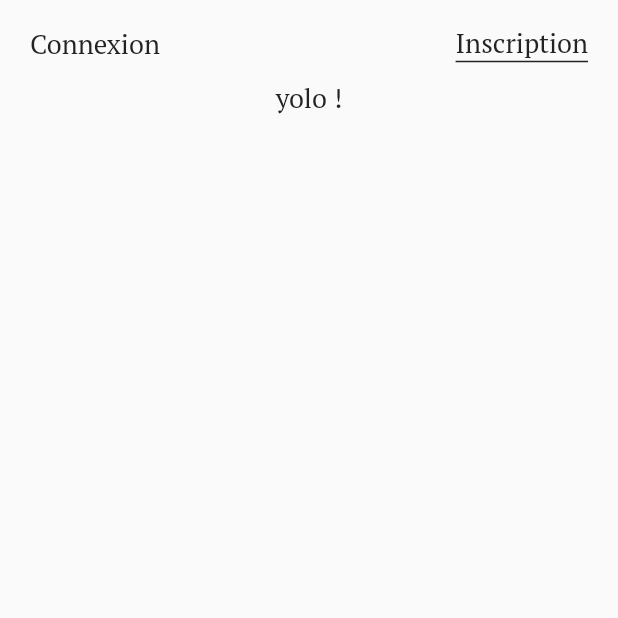
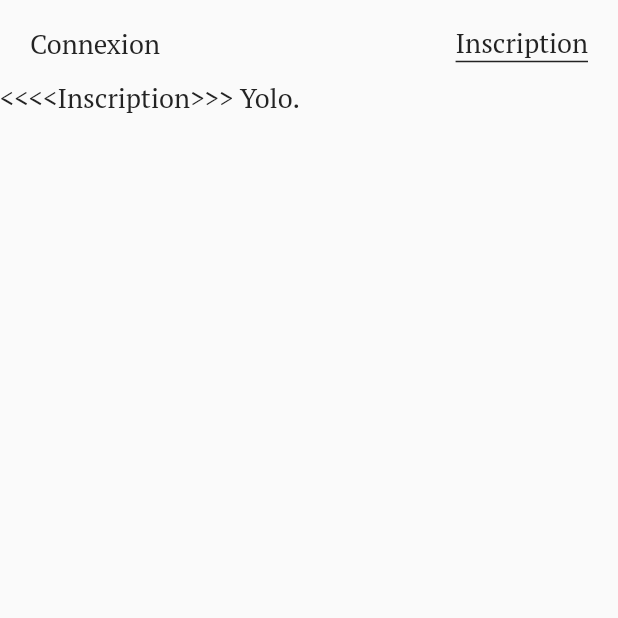
Before and after one commit to karlito40/speech-flutter-experimental, a Flutter app: the screen it shows after launch, item 2 of the bottom bar chosen, on a phone screen of 412 x 824 dp, the top half of it. Run offline on Flutter 3.47's test engine with Material 2 defaults, Android fonts, the phone set to English and light mode, and no system bars; our stand-ins replace flutter_svg.

Commit message:
feat: add sign page with custom slide

```diff
--- a/app/lib/common/link.dart
+++ b/app/lib/common/link.dart
@@ -4,11 +4,25 @@ import 'package:app/theme.dart';
 class Link extends StatelessWidget {
   final String text;
   final bool isActive;
+  final VoidCallback onPressed;
 
-  const Link({ Key key, this.text, this.isActive = false }) : super(key: key);
+  const Link({
+    Key key,
+    this.text,
+    this.isActive = false,
+    @required this.onPressed,
+  }) : super(key: key);
 
   @override
   Widget build(BuildContext context) {
+    final decoration = isActive
+      ? const BoxDecoration(
+        border: Border(
+          bottom: BorderSide(width: 1, color: primaryColor),
+        ),
+      )
+      : null;
+
     return FlatButton(
       color: Colors.transparent,
       shape: RoundedRectangleBorder(
@@ -17,16 +31,9 @@ class Link extends StatelessWidget {
       padding: EdgeInsets.only(top: 0, bottom: 0, left: 10, right: 10),
       child: Container(
         child: Text(text, style: Theme.of(context).textTheme.body1),
-        decoration: isActive
-          ? const BoxDecoration(
-            border: Border(
-              bottom: BorderSide(width: 1, color: primaryColor),
-
-            ),
-          )
-          : null,
+        decoration: decoration
       ),
-      onPressed: () {},
+      onPressed: onPressed
     );
   }
 }
--- a/app/lib/main.dart
+++ b/app/lib/main.dart
@@ -1,5 +1,4 @@
 import 'package:flutter/material.dart';
-import 'package:flutter/services.dart';
 import 'package:app/theme.dart';
 import 'router.dart' as router;
 
--- a/app/lib/pages/ds_page.dart
+++ b/app/lib/pages/ds_page.dart
@@ -1,5 +1,5 @@
 import 'package:flutter/material.dart';
-import 'package:app/buttons.dart';
+import 'package:app/common/buttons.dart';
 
 class DSPage extends StatelessWidget {
   @override
--- a/app/lib/pages/landing_page.dart
+++ b/app/lib/pages/landing_page.dart
@@ -2,7 +2,7 @@ import 'dart:math';
 import 'package:flutter/material.dart';
 import 'package:flutter_svg/flutter_svg.dart';
 import 'package:app/theme.dart';
-import 'package:app/buttons.dart';
+import 'package:app/common/buttons.dart';
 import 'package:app/routes.dart';
 
 class LandingPage extends StatelessWidget {
--- /dev/null
+++ b/app/lib/pages/sign_page.dart
@@ -0,0 +1,113 @@
+import 'package:flutter/material.dart';
+import 'package:app/theme.dart';
+import 'package:app/common/link.dart';
+import 'package:app/routes.dart';
+
+class SignPage extends StatefulWidget {
+  final String route;
+
+  SignPage({ Key key, this.route }): super(key: key);
+
+  _SignPageState createState() => _SignPageState();
+}
+
+const CONNEXION = 0;
+const INSCRIPTION = 1;
+
+class _SignPageState extends State<SignPage> {
+  PageController _pageController;
+  int _currentPage;
+
+  int _resolveTargetPage(route) => route == SIGN_UP ? INSCRIPTION : CONNEXION;
+
+  @override
+  void initState() {
+    super.initState();
+    _currentPage = _resolveTargetPage(widget.route);
+    _pageController = PageController(initialPage: _currentPage);
+  }
+
+  @override
+  void dispose() {
+    _pageController.dispose();
+    super.dispose();
+  }
+
+  void goTo(int page) {
+    _pageController.animateToPage(
+      page,
+      duration: const Duration(milliseconds: 250),
+      curve: Curves.easeOut
+    );
+
+    setState(() => _currentPage = page);
+  }
+
+  @override
+  Widget build(BuildContext context) {
+    setNotificationBar(THEME.dark);
+
+    return Scaffold(
+      body: SafeArea(
+        child: Container(
+          padding: EdgeInsets.only(top: 5),
+          child: Column(
+            children: [
+              Container(
+                padding: EdgeInsets.only(left: 10, right: 10),
+                child: Row(
+                  mainAxisAlignment: MainAxisAlignment.spaceBetween,
+                  children: [
+                    Link(
+                      text: 'Connexion',
+                      isActive: _currentPage == CONNEXION,
+                      onPressed: () => goTo(CONNEXION),
+                    ),
+                    Link(
+                      text: 'Inscription',
+                      isActive: _currentPage == INSCRIPTION,
+                      onPressed: () => goTo(INSCRIPTION),
+                    )
+                  ]
+                ),
+              ),
+              Expanded(
+                child: PageView(
+                  physics: NeverScrollableScrollPhysics(),
+                  controller: _pageController,
+                  children: [
+                    SignInPage(),
+                    SignUpPage()
+                  ]
+                )
+              )
+            ]
+          )
+        )
+      )
+    );
+  }
+}
+
+class SignUpPage extends StatelessWidget {
+  @override
+  Widget build(BuildContext context) {
+    return Text('<<<<Inscription>>> Yolo.');
+  }
+}
+
+class SignInPage extends StatelessWidget {
+  @override
+  Widget build(BuildContext context) {
+    return SingleChildScrollView(
+      child: Text("""<<<<Connexion>>> Lorem ipsum dolor sit amet consectetur adipisicing elit. Labore, quidem hic expedita temporibus odio id repellendus autem sapiente dolorem nobis sint soluta officiis laboriosam molestiae quod nemo magnam magni ab.\n
+        Lorem ipsum dolor sit amet consectetur adipisicing elit. Labore, quidem hic expedita temporibus odio id repellendus autem sapiente dolorem nobis sint soluta officiis laboriosam molestiae quod nemo magnam magni ab.\n
+        Lorem ipsum dolor sit amet consectetur adipisicing elit. Labore, quidem hic expedita temporibus odio id repellendus autem sapiente dolorem nobis sint soluta officiis laboriosam molestiae quod nemo magnam magni ab.\n
+        Lorem ipsum dolor sit amet consectetur adipisicing elit. Labore, quidem hic expedita temporibus odio id repellendus autem sapiente dolorem nobis sint soluta officiis laboriosam molestiae quod nemo magnam magni ab.\n
+        Lorem ipsum dolor sit amet consectetur adipisicing elit. Labore, quidem hic expedita temporibus odio id repellendus autem sapiente dolorem nobis sint soluta officiis laboriosam molestiae quod nemo magnam magni ab.\n
+        Lorem ipsum dolor sit amet consectetur adipisicing elit. Labore, quidem hic expedita temporibus odio id repellendus autem sapiente dolorem nobis sint soluta officiis laboriosam molestiae quod nemo magnam magni ab.\n
+        Lorem ipsum dolor sit amet consectetur adipisicing elit. Labore, quidem hic expedita temporibus odio id repellendus autem sapiente dolorem nobis sint soluta officiis laboriosam molestiae quod nemo magnam magni ab.\n
+      """)
+    );
+  }
+}
--- a/app/lib/pages/signup_page.dart
+++ /dev/null
@@ -1,33 +0,0 @@
-import 'package:flutter/material.dart';
-import 'package:app/theme.dart';
-import 'package:app/common/link.dart';
-
-class SignUpPage extends StatelessWidget {
-  @override
-  Widget build(BuildContext context) {
-    setNotificationBar(THEME.dark);
-
-    return Scaffold(
-      body: SafeArea(
-        child: Container(
-          padding: EdgeInsets.only(top: 5),
-          child: Column(
-            children: [
-              Container(
-                padding: EdgeInsets.only(left: 10, right: 10),
-                child: Row(
-                  mainAxisAlignment: MainAxisAlignment.spaceBetween,
-                  children: [
-                    Link(text: 'Connexion'),
-                    Link(text: 'Inscription', isActive: true)
-                  ]
-                ),
-              ),
-              Expanded(child: Text('yolo !'))
-            ]
-          )
-        )
-      )
-    );
-  }
-}
--- a/app/lib/router.dart
+++ b/app/lib/router.dart
@@ -2,7 +2,7 @@ import 'package:flutter/cupertino.dart';
 import 'package:flutter/material.dart';
 import 'pages/ds_page.dart';
 import 'pages/landing_page.dart';
-import 'pages/signup_page.dart';
+import 'pages/sign_page.dart';
 import 'pages/not_found_page.dart';
 import 'routes.dart';
 // import 'animations/pages.dart';
@@ -11,15 +11,15 @@ Route<dynamic> generateRoute(RouteSettings settings) {
   switch (settings.name) {
     case HOME:
       final bool freshInstall = true;
-      return CupertinoPageRoute(builder: (context) => freshInstall ? LandingPage() : DSPage());
+      return CupertinoPageRoute(builder: (context) => freshInstall ? LandingPage() : SignPage());
 
     case INSTALL:
       return CupertinoPageRoute(builder: (context) => LandingPage());
 
     case SIGN_UP:
-     return CupertinoPageRoute(builder: (context) => SignUpPage());
-      // return MaterialPageRoute(builder: (context) => SignUpPage());
-//      return FadeRoute(page: SignUpPage());
+     return CupertinoPageRoute(builder: (context) => SignPage(
+       route: SIGN_UP
+     ));
 
     case DS:
       return CupertinoPageRoute(builder: (context) => DSPage());
```
Also changed, not shown: app/lib/common/buttons.dart (renamed from app/lib/buttons.dart).
